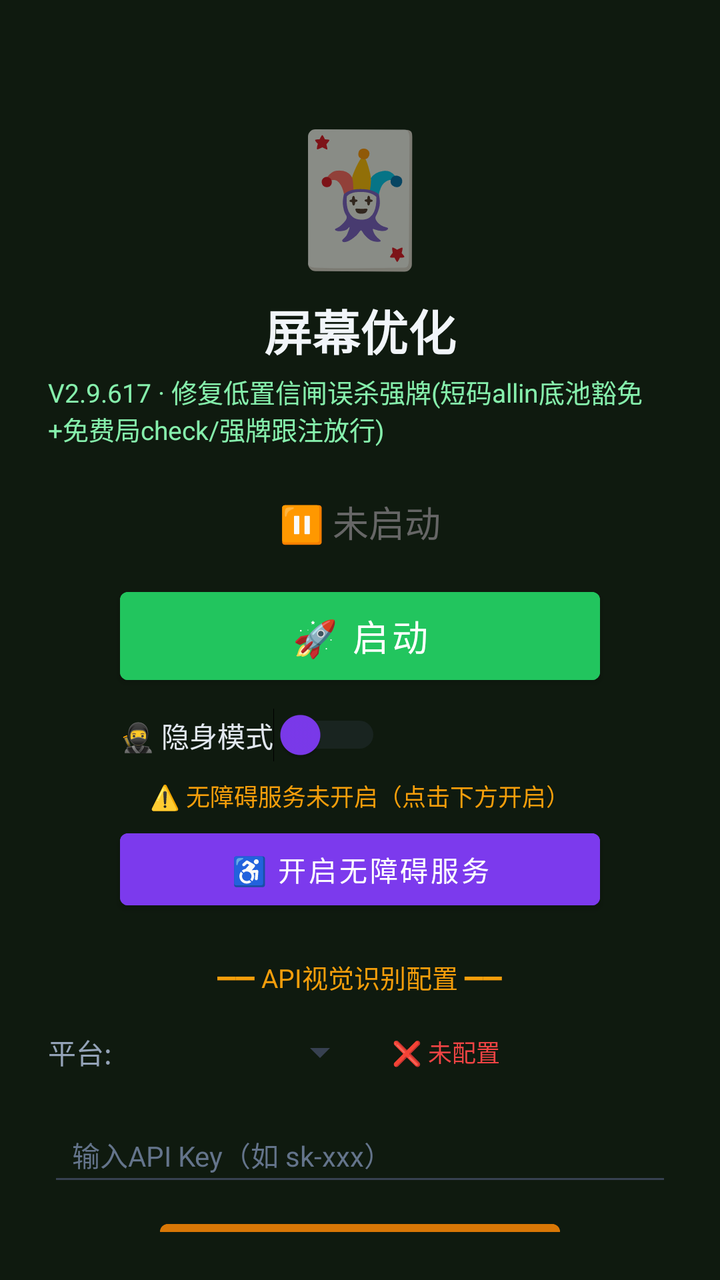
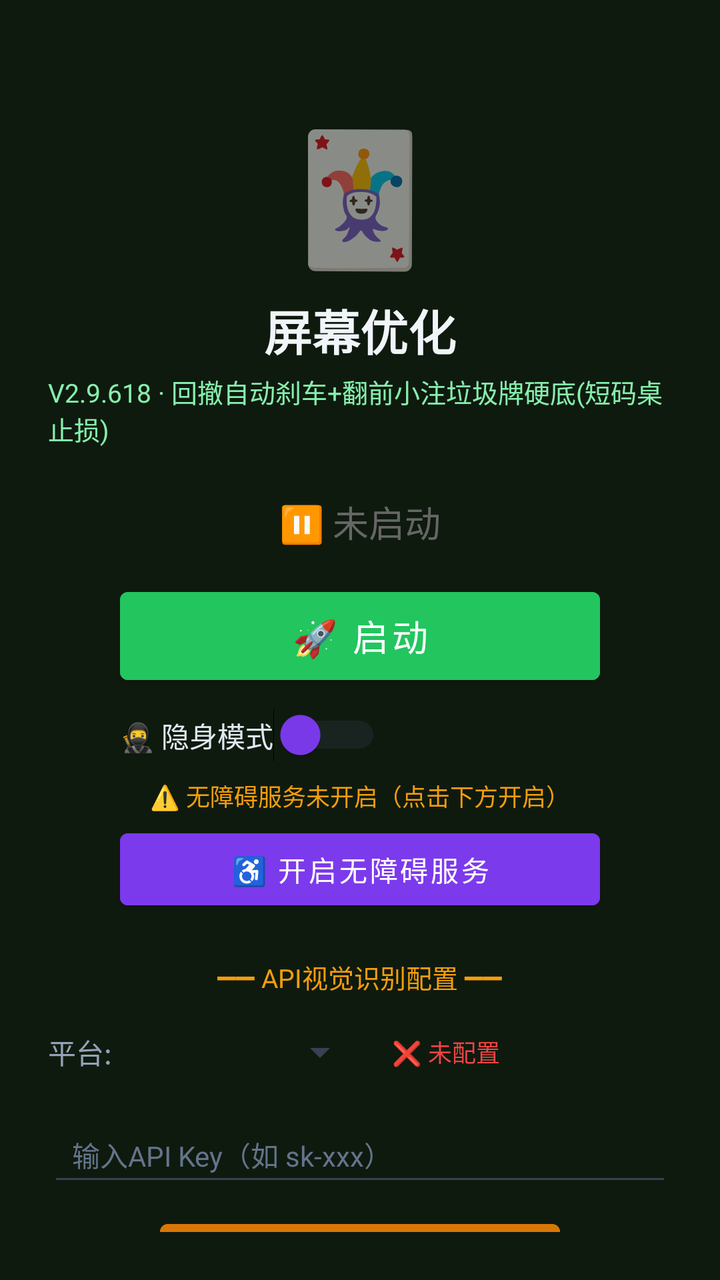

The first picture is an Android layout as it rendered before a commit; the second is the same layout after the commit. The layout source and the unified diff follow.
<!-- AndroidManifest.xml: activity theme Theme.MjScreenshot -->
<!-- res/layout/activity_main.xml -->
<?xml version="1.0" encoding="utf-8"?>
<LinearLayout xmlns:android="http://schemas.android.com/apk/res/android"
    android:layout_width="match_parent"
    android:layout_height="match_parent"
    android:orientation="vertical"
    android:background="#0f1a0f"
    android:padding="24dp"
    android:gravity="center_horizontal">

    <TextView
        android:layout_width="wrap_content"
        android:layout_height="wrap_content"
        android:text="🃏"
        android:textSize="64sp"
        android:layout_marginTop="30dp" />

    <TextView
        android:layout_width="wrap_content"
        android:layout_height="wrap_content"
        android:text="屏幕优化"
        android:textSize="24sp"
        android:textColor="#f1f5f9"
        android:textStyle="bold"
        android:layout_marginTop="8dp" />

    <TextView
        android:layout_width="wrap_content"
        android:layout_height="wrap_content"
        android:text="V2.9.617 · 修复低置信闸误杀强牌(短码allin底池豁免+免费局check/强牌跟注放行)"
        android:textSize="13sp"
        android:textColor="#86efac"
        android:layout_marginTop="4dp" />

    <TextView
        android:id="@+id/tvStatus"
        android:layout_width="wrap_content"
        android:layout_height="wrap_content"
        android:text="⏸ 未启动"
        android:textSize="18sp"
        android:textColor="#666666"
        android:layout_marginTop="24dp" />

    <Button
        android:id="@+id/btnStart"
        android:layout_width="240dp"
        android:layout_height="56dp"
        android:text="🚀 启动"
        android:textSize="18sp"
        android:textColor="#ffffff"
        android:backgroundTint="#22c55e"
        android:layout_marginTop="16dp" />

    <Button
        android:id="@+id/btnHelper"
        android:layout_width="240dp"
        android:layout_height="56dp"
        android:text="🃏 打开智囊"
        android:textSize="16sp"
        android:textColor="#ffffff"
        android:backgroundTint="#16a34a"
        android:layout_marginTop="12dp"
        android:visibility="gone" />

    
    <LinearLayout
        android:layout_width="240dp"
        android:layout_height="wrap_content"
        android:orientation="horizontal"
        android:gravity="center_vertical"
        android:layout_marginTop="8dp">

        <Switch
            android:id="@+id/switchStealth"
            android:layout_width="wrap_content"
            android:layout_height="wrap_content"
            android:text="🥷 隐身模式"
            android:textColor="#e2e8f0"
            android:textSize="14sp"
            android:thumbTint="#7c3aed"
            android:trackTint="#374151" />
    </LinearLayout>

    <TextView
        android:id="@+id/tvAccessibilityStatus"
        android:layout_width="wrap_content"
        android:layout_height="wrap_content"
        android:text="⚠️ 无障碍服务未开启（点击下方开启）"
        android:textSize="12sp"
        android:textColor="#f59e0b"
        android:layout_marginTop="8dp"
        android:gravity="center" />

    <Button
        android:id="@+id/btnAccessibility"
        android:layout_width="240dp"
        android:layout_height="48dp"
        android:text="♿ 开启无障碍服务"
        android:textSize="14sp"
        android:textColor="#ffffff"
        android:backgroundTint="#7c3aed"
        android:layout_marginTop="4dp" />

    <TextView
        android:layout_width="wrap_content"
        android:layout_height="wrap_content"
        android:text="━━ API视觉识别配置 ━━"
        android:textSize="13sp"
        android:textColor="#f59e0b"
        android:layout_marginTop="20dp" />

    <LinearLayout
        android:layout_width="match_parent"
        android:layout_height="wrap_content"
        android:orientation="horizontal"
        android:layout_marginTop="8dp"
        android:gravity="center_vertical">

        <TextView
            android:layout_width="wrap_content"
            android:layout_height="wrap_content"
            android:text="平台:"
            android:textSize="14sp"
            android:textColor="#94a3b8" />

        <Spinner
            android:id="@+id/spinnerProvider"
            android:layout_width="120dp"
            android:layout_height="40dp"
            android:layout_marginStart="8dp"
            android:backgroundTint="#374151" />

        <TextView
            android:id="@+id/tvApiStatus"
            android:layout_width="wrap_content"
            android:layout_height="wrap_content"
            android:text="❌ 未配置"
            android:textSize="12sp"
            android:textColor="#ef4444"
            android:layout_marginStart="12dp" />
    </LinearLayout>

    <EditText
        android:id="@+id/etApiKey"
        android:layout_width="match_parent"
        android:layout_height="44dp"
        android:hint="输入API Key（如 sk-xxx）"
        android:textSize="14sp"
        android:textColor="#e2e8f0"
        android:textColorHint="#64748b"
        android:backgroundTint="#374151"
        android:inputType="textPassword"
        android:layout_marginTop="8dp"
        android:paddingStart="12dp"
        android:paddingEnd="12dp" />

    <Button
        android:id="@+id/btnSaveApi"
        android:layout_width="200dp"
        android:layout_height="44dp"
        android:text="💾 保存API配置"
        android:textSize="14sp"
        android:textColor="#ffffff"
        android:backgroundTint="#d97706"
        android:layout_marginTop="8dp" />

    <TextView
        android:id="@+id/tvHint"
        android:layout_width="wrap_content"
        android:layout_height="wrap_content"
        android:text="先点上方按钮启动截屏"
        android:textSize="13sp"
        android:textColor="#666666"
        android:layout_marginTop="12dp"
        android:gravity="center" />

    <TextView
        android:layout_width="wrap_content"
        android:layout_height="wrap_content"
        android:text="使用步骤：\n1. 配置API Key（支持OpenAI/通义千问VL/硅基流动）\n2. 点「开启无障碍服务」→ 开启\n3. 开启「🥷隐身模式」(反检测)\n4. 点「启动」→ 允许悬浮窗\n5. 打牌时点屏幕上的🎯悬浮球即可截屏识别\n★ 拖动悬浮球可移到不挡牌的位置 ★\n★ 长按悬浮球可展开/收起详细面板 ★\n★ 悬浮球边框颜色=建议：绿=加注 橙=跟注 红=弃牌 ★"
        android:textSize="12sp"
        android:textColor="#64748b"
        android:layout_marginTop="12dp"
        android:lineSpacingExtra="3dp" />

</LinearLayout>
<!-- resources referenced by this layout -->
<resources>
  <style name="Theme.MjScreenshot" parent="Theme.MaterialComponents.DayNight.DarkActionBar">
          <item name="colorPrimary">#1e40af</item>
          <item name="colorPrimaryVariant">#1e3a8a</item>
          <item name="colorOnPrimary">#ffffff</item>
          <item name="android:statusBarColor">#0f172a</item>
      </style>
</resources>

<!-- the commit's change to res/layout/activity_main.xml (unified diff, before → after) -->
@@ -26,7 +26,7 @@
     <TextView
         android:layout_width="wrap_content"
         android:layout_height="wrap_content"
-        android:text="V2.9.617 · 修复低置信闸误杀强牌(短码allin底池豁免+免费局check/强牌跟注放行)"
+        android:text="V2.9.618 · 回撤自动刹车+翻前小注垃圾牌硬底(短码桌止损)"
         android:textSize="13sp"
         android:textColor="#86efac"
         android:layout_marginTop="4dp" />
